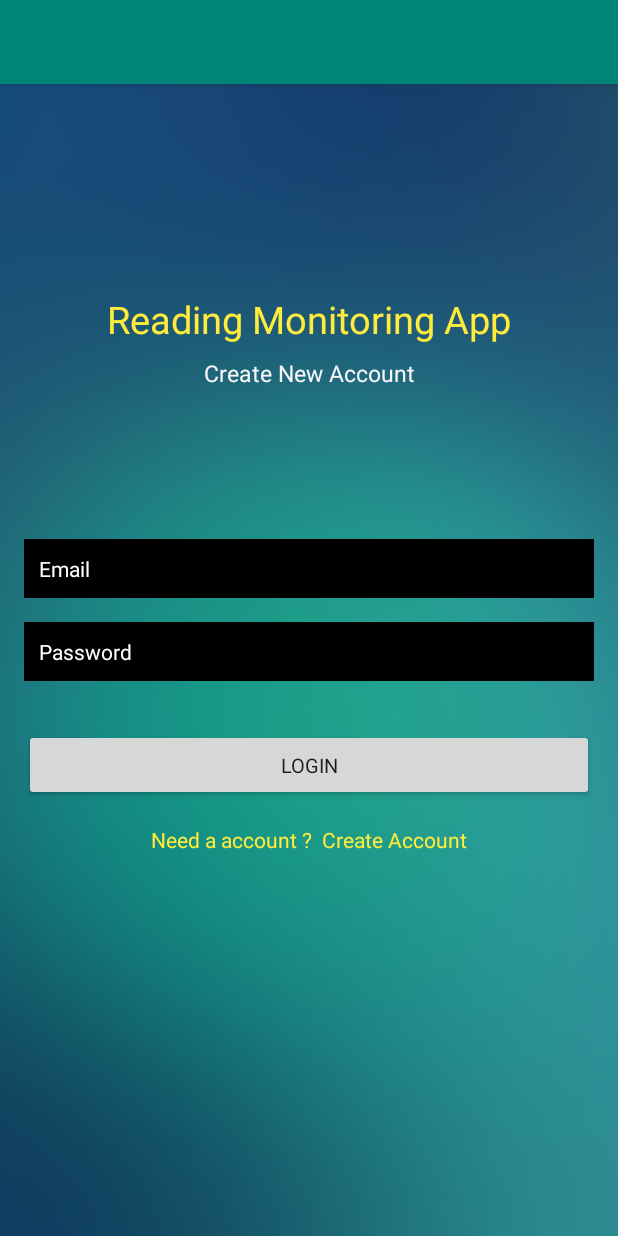
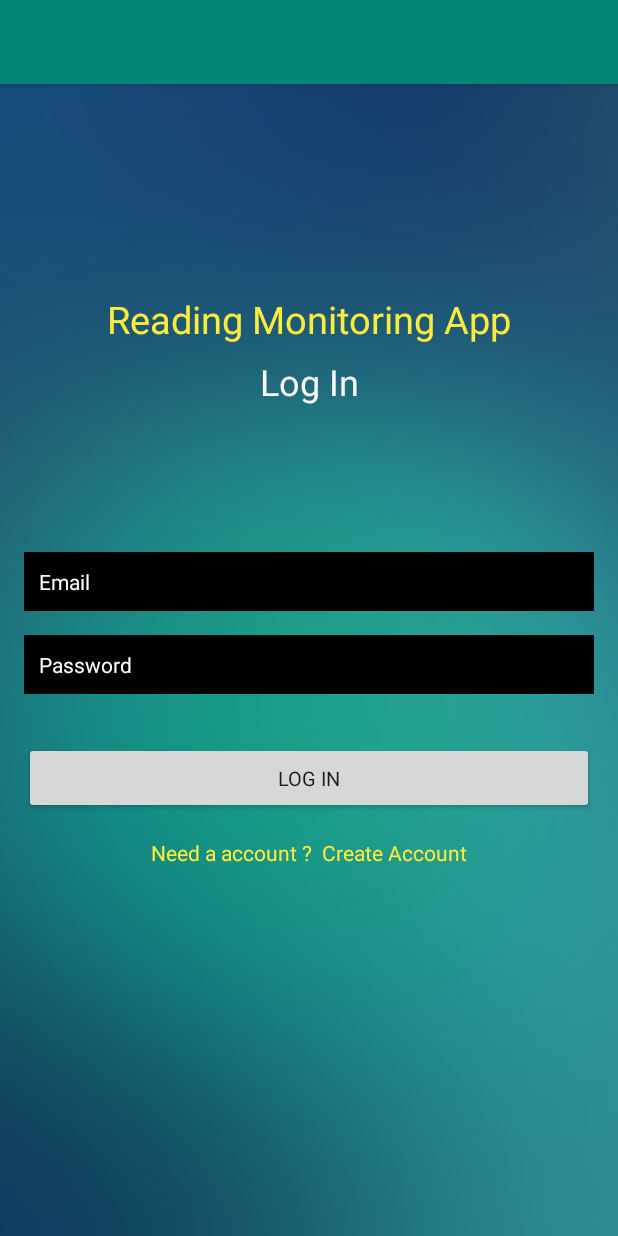
Before and after one commit to BMHasanuzzaman/Reading-Monitoring-Application, an Android app: the screen it shows after launch (Login), on a phone screen of 412 x 824 dp. Run offline under Robolectric (Android 15) with nearby library versions, the phone set to English and light mode, and no system bars; our stand-ins replace Firebase (no records; nobody signed in at launch, a user with empty details on screens opened directly); Roboto replaces fonts that are not available here.

Commit message:
fix login layout

```diff
--- a/Reading App/app/src/main/res/layout/activity_login.xml
+++ b/Reading App/app/src/main/res/layout/activity_login.xml
@@ -27,9 +27,9 @@
         android:layout_height="wrap_content"
         android:layout_marginTop="8dp"
         android:fontFamily="@font/aclonica"
-        android:text="Create New Account"
+        android:text="Log In"
         android:textColor="#F7F7F8"
-        android:textSize="15sp"
+        android:textSize="24sp"
         app:layout_constraintEnd_toEndOf="parent"
         app:layout_constraintStart_toStartOf="parent"
         app:layout_constraintTop_toBottomOf="@+id/textView" />
@@ -83,12 +83,12 @@
         android:layout_marginTop="32dp"
         android:layout_marginEnd="16dp"
         android:fontFamily="@font/aclonica"
-        android:text="Login"
+        android:text="Log In"
         android:textSize="13sp"
         app:layout_constraintEnd_toEndOf="parent"
         app:layout_constraintStart_toStartOf="parent"
         app:layout_constraintTop_toBottomOf="@+id/password" />
-
+s
     <TextView
         android:id="@+id/createText"
         android:layout_width="wrap_content"
```
